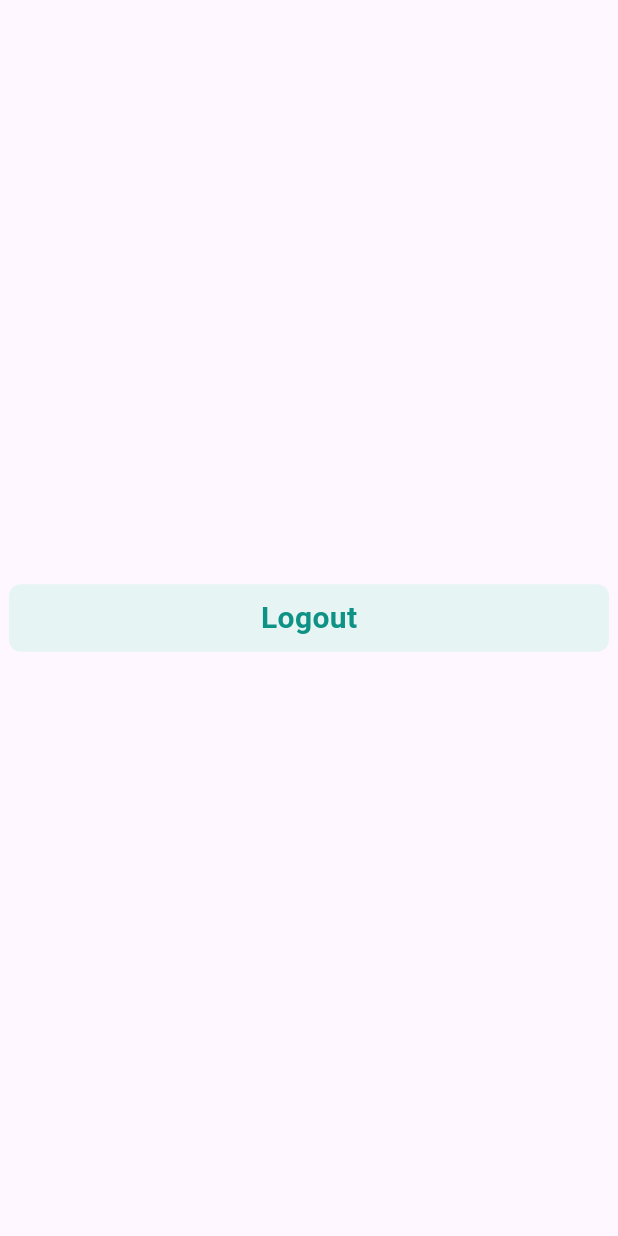
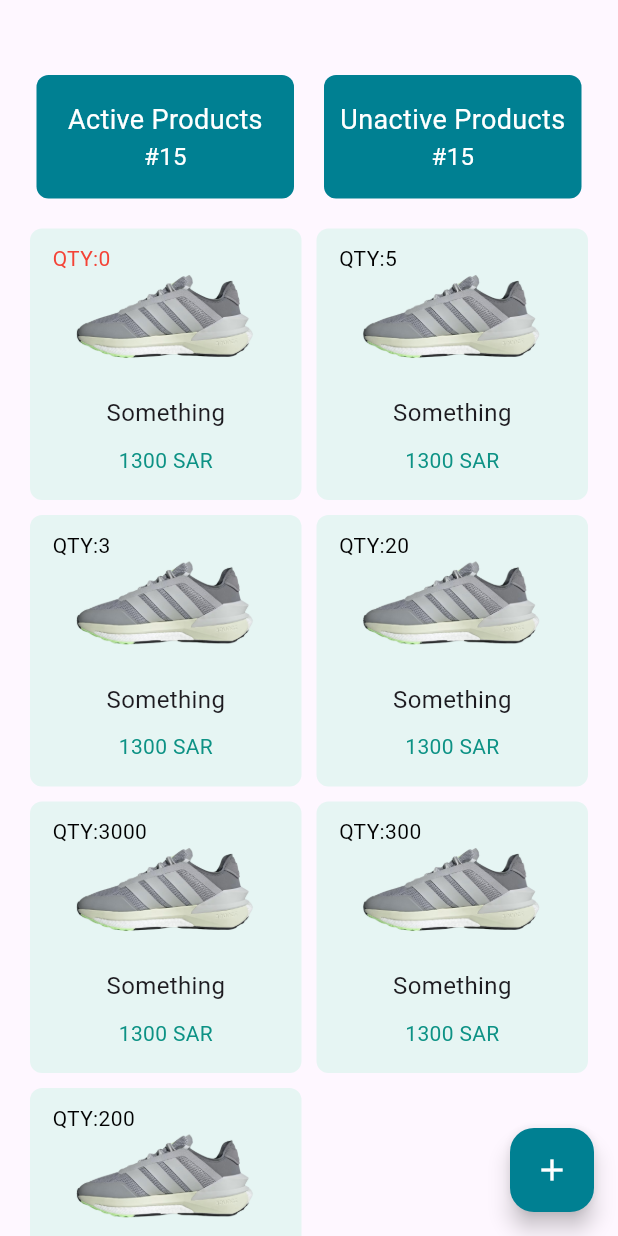
Before and after one commit to trt14/Project-6, a Flutter app: the HomeScreen screen opened directly, on a phone screen of 412 x 824 dp. Run offline on Flutter 3.47's test engine with Material 3 defaults, Android fonts, the phone set to English and light mode, and no system bars; our stand-ins replace bloc, device_preview, flutter_bloc, get_it, shared_preferences; accounts and stored records are empty.

Commit message:
Desgin:add home screen (products)

```diff
--- a/my_products_app/lib/screen/home_screen.dart
+++ b/my_products_app/lib/screen/home_screen.dart
@@ -1,6 +1,7 @@
 import 'package:flutter/material.dart';
 import 'package:get_it/get_it.dart';
 import 'package:my_products_app/global/user_data_layer.dart';
+import 'package:my_products_app/helper/screen.dart';
 import 'package:my_products_app/widget/custom_button.dart';
 
 class HomeScreen extends StatelessWidget {
@@ -8,18 +9,192 @@ class HomeScreen extends StatelessWidget {
 
   @override
   Widget build(BuildContext context) {
-    return Scaffold(
-      body: Center(
-        child: CustomButton(
-            color: const Color(0xff0d9285),
-            bgColor: const Color(0xffe6f5f3),
-            onTap: () {
-              GetIt.I
-                  .get<UserDataLayer>()
-                  .changeUserState(GetIt.I.get<UserDataLayer>().user!.email);
-            },
-            text: "Logout"),
+    return SafeArea(
+      child: Scaffold(
+        body: Column(
+          children: [
+            const SizedBox(
+              height: 50,
+            ),
+            const Row(
+              mainAxisAlignment: MainAxisAlignment.center,
+              children: [
+                CustomCardStatic(text: "Active Products", numActiveProduct: 15),
+                SizedBox(
+                  width: 20,
+                ),
+                CustomCardStatic(
+                    text: "Unactive Products", numActiveProduct: 15),
+              ],
+            ),
+            Expanded(
+              child: GridView.count(
+                primary: false,
+                padding: const EdgeInsets.all(20),
+                crossAxisSpacing: 10,
+                mainAxisSpacing: 10,
+                crossAxisCount: 2,
+                children: [
+                  CustomCardProduct(
+                    imgSrc: "assets/images/adidas-shoes1.png",
+                    productName: "Something",
+                    productPrice: 1300,
+                    qty: 0,
+                    id: 1,
+                    onTap: () {},
+                  ),
+                  CustomCardProduct(
+                    imgSrc: "assets/images/adidas-shoes1.png",
+                    productName: "Something",
+                    productPrice: 1300,
+                    qty: 5,
+                    id: 1,
+                  ),
+                  CustomCardProduct(
+                    imgSrc: "assets/images/adidas-shoes1.png",
+                    productName: "Something",
+                    productPrice: 1300,
+                    qty: 3,
+                    id: 1,
+                  ),
+                  CustomCardProduct(
+                    imgSrc: "assets/images/adidas-shoes1.png",
+                    productName: "Something",
+                    productPrice: 1300,
+                    qty: 20,
+                    id: 1,
+                  ),
+                  CustomCardProduct(
+                    imgSrc: "assets/images/adidas-shoes1.png",
+                    productName: "Something",
+                    productPrice: 1300,
+                    qty: 3000,
+                    id: 1,
+                  ),
+                  CustomCardProduct(
+                    imgSrc: "assets/images/adidas-shoes1.png",
+                    productName: "Something",
+                    productPrice: 1300,
+                    qty: 300,
+                    id: 1,
+                  ),
+                  CustomCardProduct(
+                    imgSrc: "assets/images/adidas-shoes1.png",
+                    productName: "Something",
+                    productPrice: 1300,
+                    qty: 200,
+                    id: 1,
+                  ),
+                ],
+              ),
+            ),
+          ],
+        ),
+        floatingActionButton: FloatingActionButton(
+          onPressed: () {},
+          foregroundColor: Colors.white,
+          backgroundColor: const Color(0xff008092),
+          child: const Icon(Icons.add),
+        ),
       ),
     );
   }
 }
+
+class CustomCardProduct extends StatelessWidget {
+  const CustomCardProduct(
+      {super.key,
+      required this.imgSrc,
+      required this.productName,
+      required this.productPrice,
+      required this.qty,
+      this.onTap,
+      required this.id});
+  final String imgSrc;
+  final String productName;
+  final int productPrice;
+  final int qty;
+  final int id;
+  final Function()? onTap;
+
+  @override
+  Widget build(BuildContext context) {
+    return InkWell(
+      onTap: onTap,
+      child: Container(
+        width: context.getWidth(value: 2.5),
+        height: context.getWidth(value: 2),
+        decoration: BoxDecoration(
+            borderRadius: BorderRadius.circular(8),
+            color: const Color(0xffe6f5f3)),
+        child: Stack(
+          alignment: Alignment.center,
+          children: [
+            Column(
+              mainAxisAlignment: MainAxisAlignment.center,
+              children: [
+                Image.asset(
+                  imgSrc,
+                  width: 120,
+                  height: 80,
+                ),
+                const SizedBox(
+                  height: 15,
+                ),
+                Text(
+                  productName,
+                  style: const TextStyle(fontSize: 16),
+                ),
+                const SizedBox(
+                  height: 10,
+                ),
+                Text(
+                  "$productPrice SAR",
+                  style: const TextStyle(color: Color(0xff0d9285)),
+                ),
+              ],
+            ),
+            Positioned(
+                top: 10,
+                left: 15,
+                child: Text(
+                  "QTY:$qty",
+                  style: TextStyle(color: qty == 0 ? Colors.red : Colors.black),
+                ))
+          ],
+        ),
+      ),
+    );
+  }
+}
+
+class CustomCardStatic extends StatelessWidget {
+  const CustomCardStatic(
+      {super.key, required this.text, required this.numActiveProduct});
+  final String text;
+  final int numActiveProduct;
+
+  @override
+  Widget build(BuildContext context) {
+    return Container(
+      width: context.getWidth(value: 2.4),
+      height: context.getWidth(value: 5),
+      decoration: BoxDecoration(
+          color: const Color(0xff008092),
+          borderRadius: BorderRadius.circular(8)),
+      child: Column(
+        mainAxisAlignment: MainAxisAlignment.center,
+        children: [
+          Text(
+            text,
+            style: const TextStyle(color: Colors.white, fontSize: 18),
+          ),
+          Text(
+            "#$numActiveProduct",
+            style: const TextStyle(color: Colors.white, fontSize: 16),
+          )
+        ],
+      ),
+    );
+  }
+}
--- a/my_products_app/pubspec.yaml
+++ b/my_products_app/pubspec.yaml
@@ -21,3 +21,6 @@ dev_dependencies:
 
 flutter:
   uses-material-design: true
+  assets:
+   - assets/
+   - assets/images/
```
Also changed, not shown: my_products_app/assets/images/adidas-shoes1.png (added), my_products_app/pubspec.lock.
